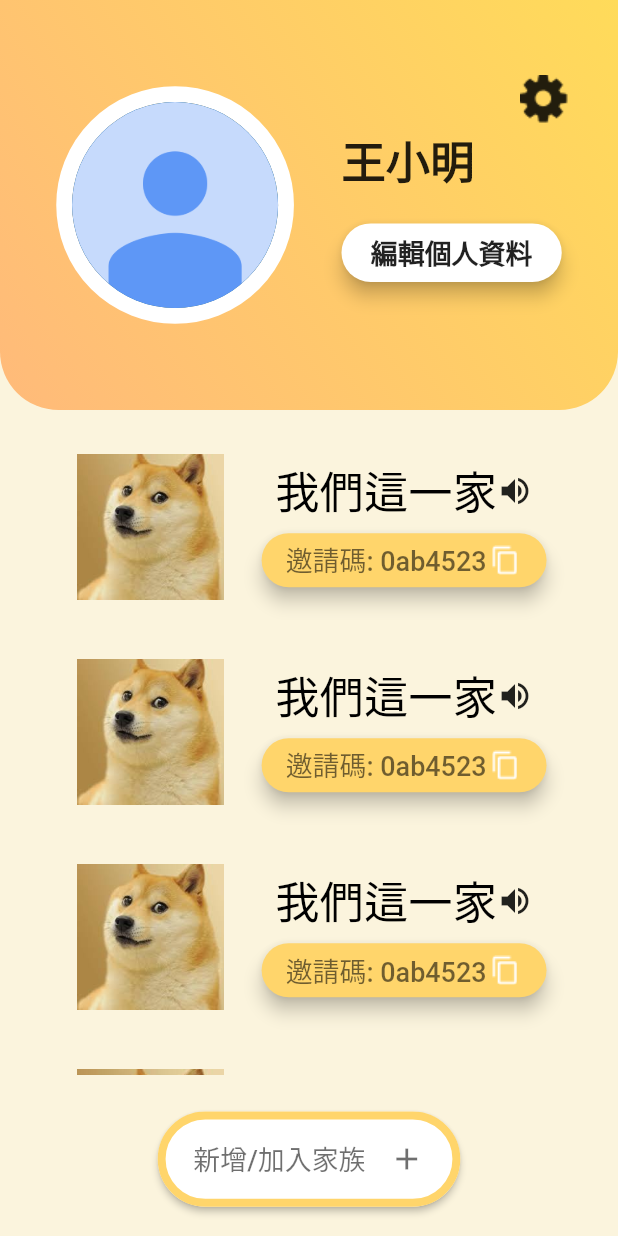
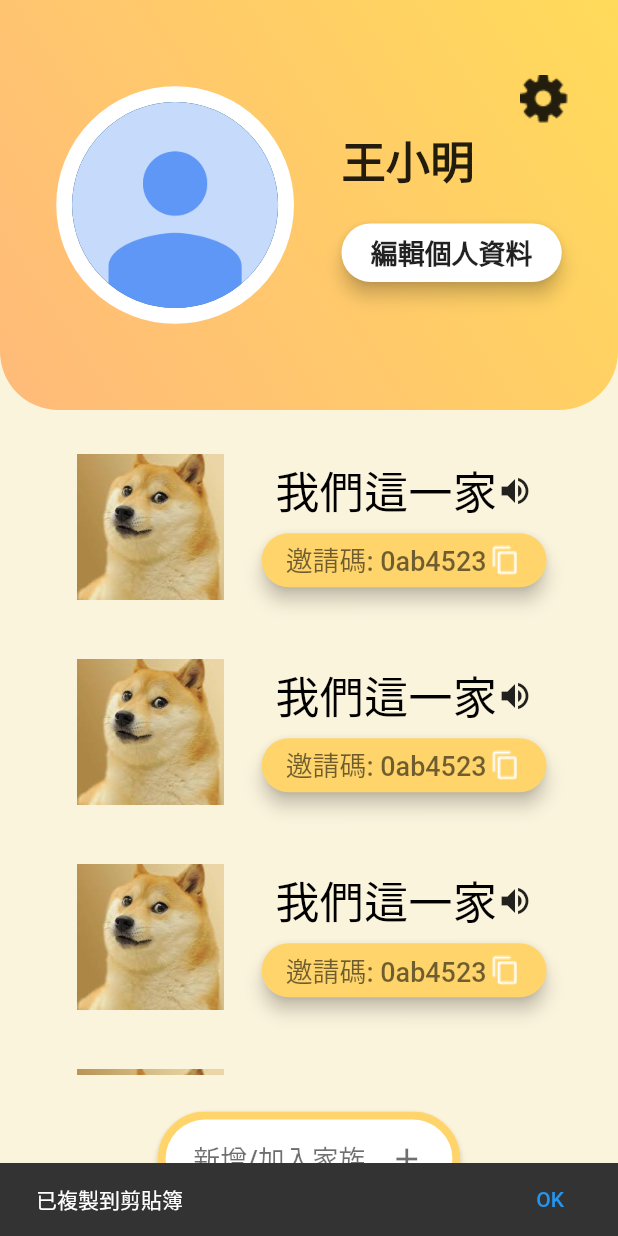
Before and after one commit to tsaoni/famistroy, a Flutter app: the InfoPage screen opened by its route, after a tap on an icon or button, on a phone screen of 412 x 824 dp. Run offline on Flutter 3.47's test engine with Material 2 defaults, Android fonts, the phone set to English and light mode, and no system bars; our stand-ins replace flutter_screenutil, image_picker, permission_handler, persistent_bottom_nav_bar; missing offline and left inert: flutter_sound.

```diff
--- a/lib/info/info_page.dart
+++ b/lib/info/info_page.dart
@@ -2,7 +2,7 @@ import 'package:flutter/material.dart';
 
 import 'package:famistory/info/create_page.dart';
 import 'package:famistory/info/info_widget.dart';
-import 'package:famistory/post/service.dart';
+import 'package:famistory/services/service.dart';
 import 'package:famistory/widgets/widgets.dart';
 
 
--- a/lib/info/info_widget.dart
+++ b/lib/info/info_widget.dart
@@ -5,7 +5,7 @@ import 'package:flutter_screenutil/flutter_screenutil.dart';
 import 'package:famistory/info/edit_personal_page.dart';
 import 'package:famistory/info/setting_page.dart';
 import 'package:famistory/post/post_widgets.dart';
-import 'package:famistory/post/service.dart';
+import 'package:famistory/services/service.dart';
 import 'package:famistory/widgets/widgets.dart';
 
 class GroupComponent extends StatefulWidget {
@@ -61,7 +61,9 @@ class _GroupComponentState extends State<GroupComponent> {
                 ],
               ),
               RoundedElevatedButton(
-                onPressed: () {},
+                onPressed: () {
+                  Copy2Clipboard(context, widget.code);
+                },
                 backgroundColor: yellow,
                 child: Row(
                   mainAxisAlignment: MainAxisAlignment.spaceEvenly,
--- a/lib/post/post_page.dart
+++ b/lib/post/post_page.dart
@@ -4,7 +4,7 @@ import 'package:flutter/material.dart';
 import 'package:flutter_screenutil/flutter_screenutil.dart';
 
 import 'package:famistory/post/post_widgets.dart';
-import 'package:famistory/post/service.dart';
+import 'package:famistory/services/service.dart';
 
 class PostPage extends StatefulWidget {
   const PostPage({Key? key}) : super(key: key);
--- a/lib/post/post_widgets.dart
+++ b/lib/post/post_widgets.dart
@@ -1,5 +1,5 @@
 import 'dart:io';
-import 'package:famistory/post/service.dart';
+import 'package:famistory/services/service.dart';
 import 'package:flutter/material.dart';
 
 import 'package:flutter_screenutil/flutter_screenutil.dart';
--- a/lib/post/service.dart
+++ b/lib/services/service.dart
@@ -2,6 +2,8 @@ import 'dart:convert';
 import 'dart:io';
 import 'dart:typed_data';
 
+import 'package:flutter/material.dart';
+import 'package:flutter/services.dart';
 import 'package:flutter_sound/flutter_sound.dart';
 import 'package:path_provider/path_provider.dart' as path_provider;
 import 'package:permission_handler/permission_handler.dart';
@@ -182,3 +184,13 @@ class Speech2Text {
     return bytes;
   }
 }
+
+Future<void> Copy2Clipboard(BuildContext context, String text) async {
+  await Clipboard.setData(ClipboardData(text: text));
+  ScaffoldMessenger.of(context).showSnackBar(
+    SnackBar(
+      content: const Text('已複製到剪貼簿'),
+      action: SnackBarAction(label: "OK", onPressed: () => {}),
+    ),
+  );
+}
```
